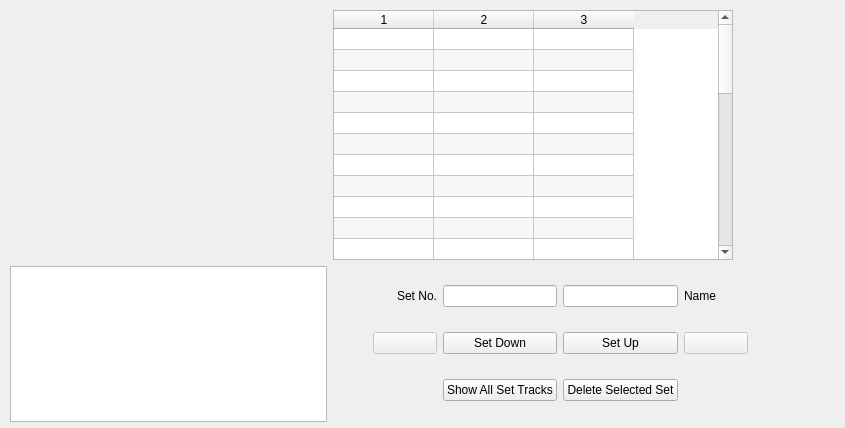
The window that seq_qt5/forms/qsetmaster.ui (ahlstromcj/seq66) describes before a commit, drawn with Qt 5.
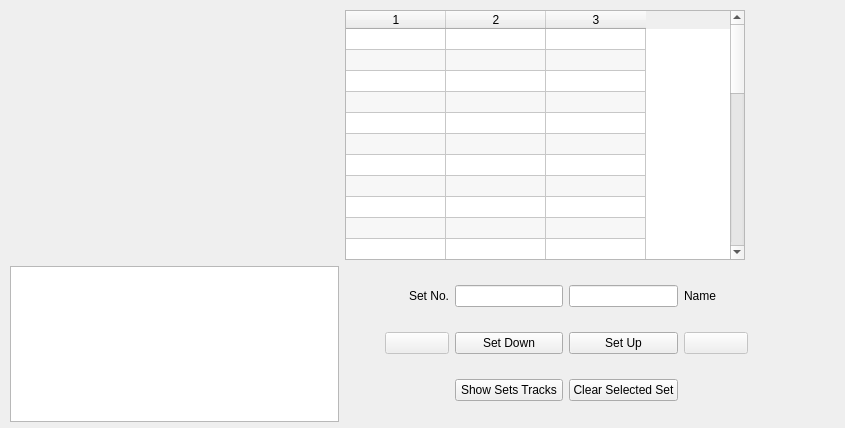
The same window after the commit.

```diff
--- a/seq_qt5/forms/qsetmaster.ui
+++ b/seq_qt5/forms/qsetmaster.ui
@@ -146,7 +146,7 @@
          <string>Show a condensed list of sets and their patterns.</string>
         </property>
         <property name="text">
-         <string>Show All Set Tracks</string>
+         <string>Show Sets Tracks</string>
         </property>
        </widget>
       </item>
@@ -199,7 +199,7 @@
          <string>Deletes the selected set. No undo! Careful!</string>
         </property>
         <property name="text">
-         <string>Delete Selected Set</string>
+         <string>Clear Selected Set</string>
         </property>
        </widget>
       </item>
```
Left out of the diff: 2 changed lines with no effect on the pictures.
